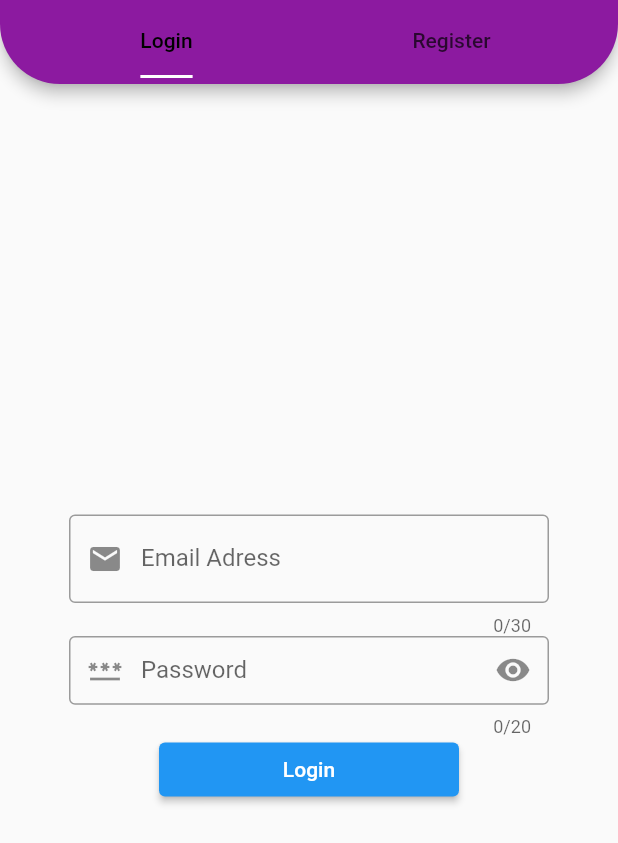
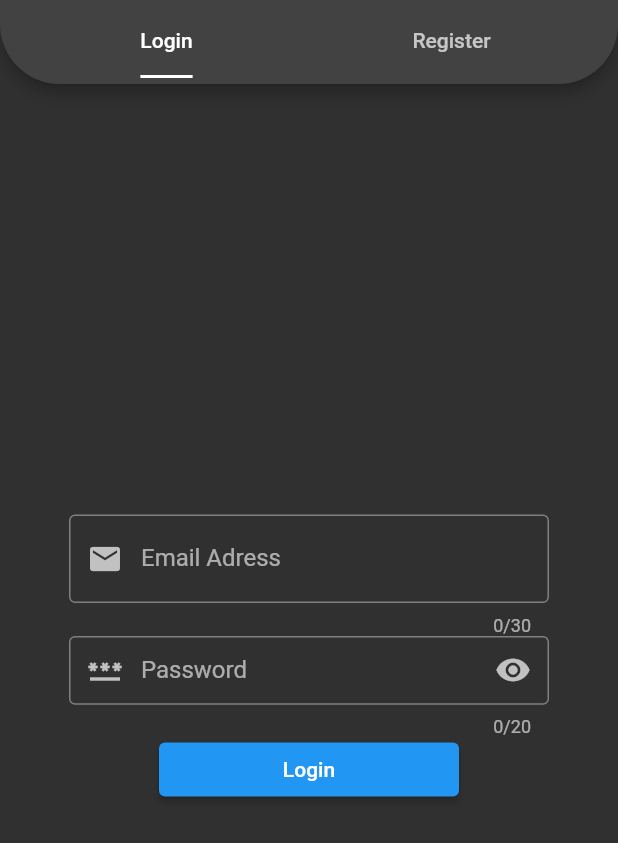
Before and after one commit to FurkanAkman00/MyBloggApp-Still-in-Progress-, a Flutter app: the screen it shows after launch, on a phone screen of 412 x 824 dp. Shown: the top 843 px of the screen. Run offline on Flutter 3.47's test engine with Material 2 defaults, Android fonts, the phone set to English and light mode, and no system bars; our stand-ins replace dio, shared_preferences.

Commit message:
Updated Themes

```diff
--- a/myblogapp/lib/blog/single_blog_view.dart
+++ b/myblogapp/lib/blog/single_blog_view.dart
@@ -16,7 +16,11 @@ class _SingleBlogViewState extends State<SingleBlogView> {
   @override
   Widget build(BuildContext context) {
     return Scaffold(
-      appBar: AppBar(title: Text(widget.blog.title ?? "NODATA")),
+      appBar: AppBar(
+          title: Padding(
+        padding: const EdgeInsets.only(left: 104.0),
+        child: Text(widget.blog.title ?? "NODATA"),
+      )),
       body: Padding(
         padding: const EdgeInsets.all(10.0),
         child: SingleChildScrollView(
--- /dev/null
+++ b/myblogapp/lib/core/theme_manager.dart
@@ -0,0 +1,25 @@
+import 'package:flutter/material.dart';
+
+class ThemeManager extends ChangeNotifier {
+  bool lightTheme = false;
+  void changeTheme() {
+    lightTheme = !lightTheme;
+    notifyListeners();
+  }
+
+  ThemeData get currentTheme => lightTheme
+      ? ThemeData.light().copyWith(
+          appBarTheme: const AppBarTheme(
+              centerTitle: true,
+              shape: RoundedRectangleBorder(
+                  borderRadius: BorderRadius.only(
+                      bottomLeft: Radius.circular(25),
+                      bottomRight: Radius.circular(25)))))
+      : ThemeData.dark().copyWith(
+          appBarTheme: const AppBarTheme(
+              centerTitle: true,
+              shape: RoundedRectangleBorder(
+                  borderRadius: BorderRadius.only(
+                      bottomLeft: Radius.circular(25),
+                      bottomRight: Radius.circular(25)))));
+}
--- a/myblogapp/lib/main.dart
+++ b/myblogapp/lib/main.dart
@@ -1,5 +1,6 @@
 import 'package:flutter/material.dart';
 import 'package:flutter/services.dart';
+import 'package:myblogapp/core/theme_manager.dart';
 import 'package:myblogapp/login_register.dart';
 import 'package:provider/provider.dart';
 
@@ -10,6 +11,9 @@ void main() {
     providers: [
       Provider<AuthManager>(
         create: (context) => AuthManager(context: context),
+      ),
+      ChangeNotifierProvider<ThemeManager>(
+        create: (context) => ThemeManager(),
       )
     ],
     child: MyApp(),
@@ -23,19 +27,7 @@ class MyApp extends StatelessWidget {
   Widget build(BuildContext context) {
     return MaterialApp(
       title: 'Flutter Demo',
-      theme: ThemeData(
-        appBarTheme: const AppBarTheme(
-            backgroundColor: Color.fromARGB(255, 140, 26, 160),
-            centerTitle: true,
-            systemOverlayStyle: SystemUiOverlayStyle.light,
-            shape: RoundedRectangleBorder(
-                borderRadius: BorderRadius.only(
-                    bottomLeft: Radius.circular(25),
-                    bottomRight: Radius.circular(25)))),
-        textTheme: ThemeData.light().textTheme.copyWith(
-            bodyText1: TextStyle(fontSize: 20, color: _lightColor._bodyText1)),
-        primarySwatch: Colors.blue,
-      ),
+      theme: context.watch<ThemeManager>().currentTheme,
       home: const LoginRegister(),
     );
   }
--- a/myblogapp/lib/user/user_page_view.dart
+++ b/myblogapp/lib/user/user_page_view.dart
@@ -30,7 +30,7 @@ class _UserPageState extends BlogController<UserPage> {
   Widget build(BuildContext context) {
     return Scaffold(
       appBar: AppBar(
-        title: const Text("Your Blogs"),
+        title: const Center(child: Text("Your Blogs")),
         actions: [
           IconButton(
               onPressed: () {
@@ -53,7 +53,6 @@ class _UserPageState extends BlogController<UserPage> {
             ? const SizedBox.shrink()
             : Padding(
                 padding: const EdgeInsets.all(8.0),
-                child: Card(
                 child: GestureDetector(
                   onTapDown: _getTapPosition,
                   child: ListTile(
@@ -90,7 +89,6 @@ class _UserPageState extends BlogController<UserPage> {
                         navigateToBlogPage(blogs![index]);
                       },
                       icon: const Icon(Icons.arrow_right),
-                      ),
                     ),
                   ),
                 ),
```
Also changed, not shown: myblogapp/lib/homepage_view.dart (+16 -3 lines). Lines whose indentation alone changed are shown as unchanged.
